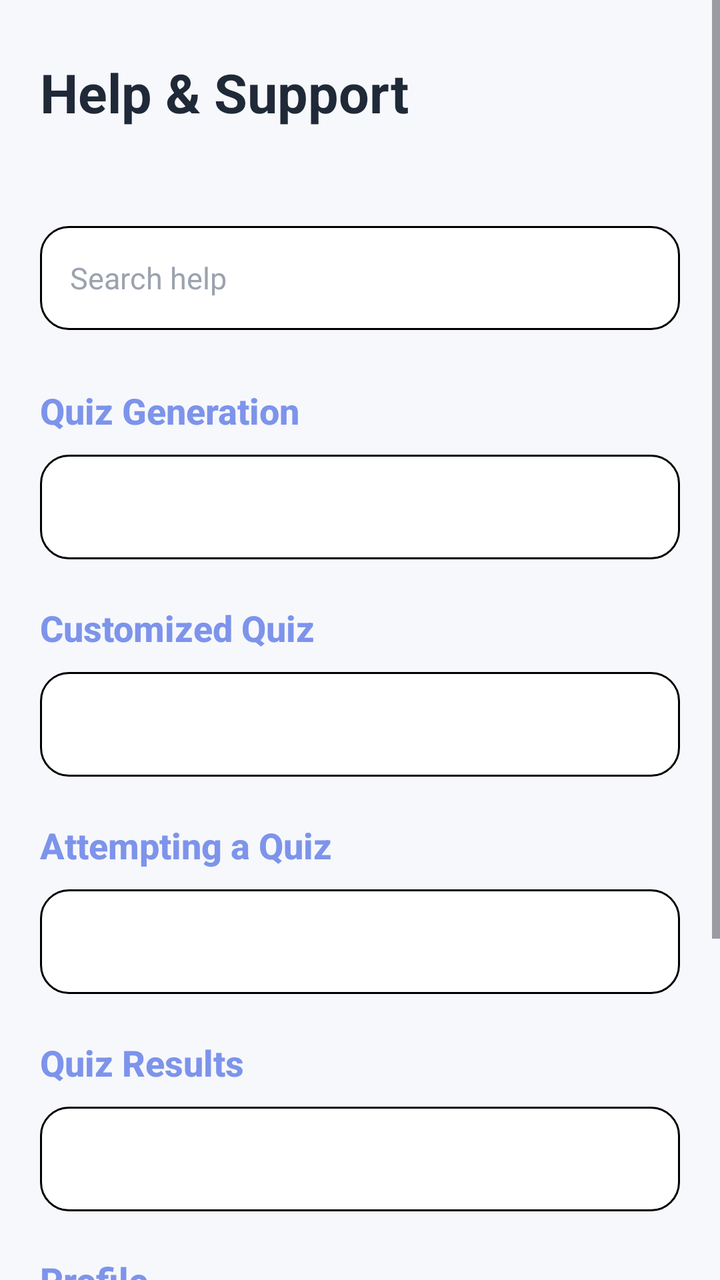
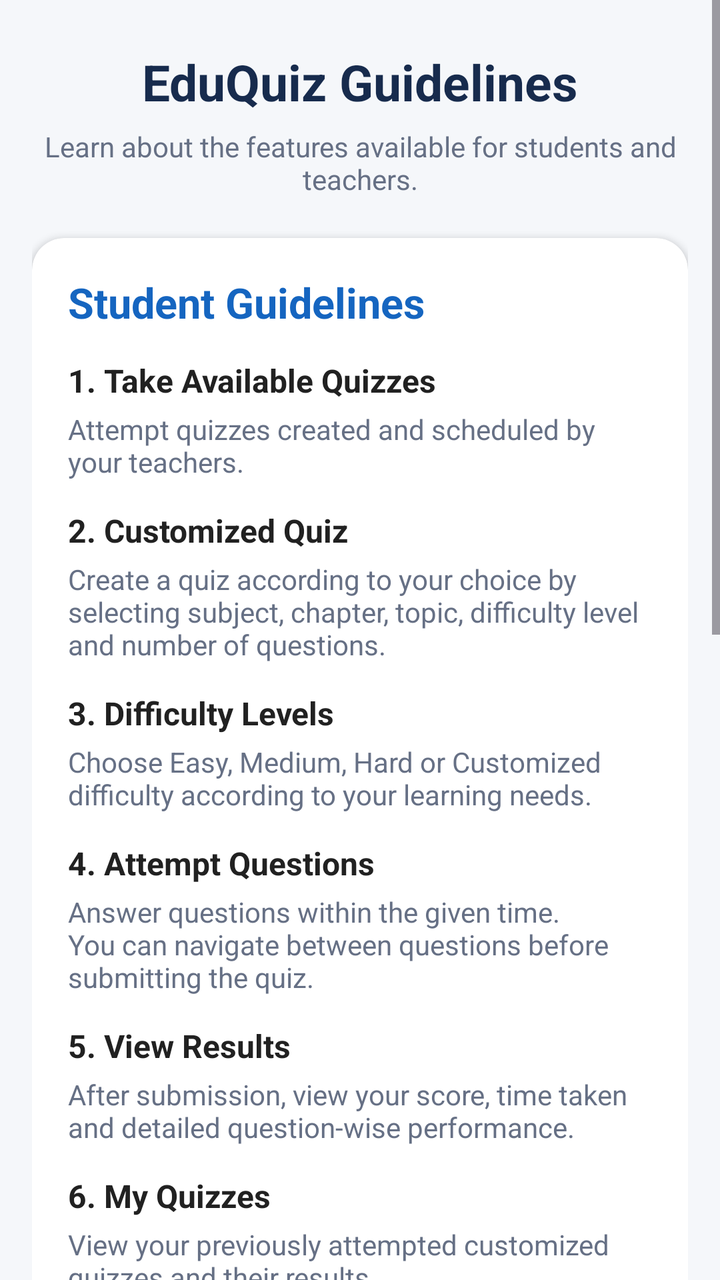

An Android layout rendered at two revisions. The XML below is the earlier revision; the diff shows what the commit changed to produce the second picture.
<!-- AndroidManifest.xml: application theme Theme.EduQuiz -->
<!-- res/layout/fragment_help.xml -->
<?xml version="1.0" encoding="utf-8"?>
<ScrollView
    xmlns:android="http://schemas.android.com/apk/res/android"
    android:layout_width="match_parent"
    android:layout_height="match_parent"
    android:background="#F7F8FC"
    android:fillViewport="true">

    <LinearLayout
        android:layout_width="match_parent"
        android:layout_height="wrap_content"
        android:orientation="vertical"
        android:padding="20dp">

        
        <TextView
            android:id="@+id/tvHelpTitle"
            android:layout_width="match_parent"
            android:layout_height="wrap_content"
            android:text="Help &amp; Support"
            android:textColor="#1F2937"
            android:textSize="27sp"
            android:textStyle="bold"
            android:fontFamily="sans-serif"
            android:layout_marginTop="8dp"
            android:layout_marginBottom="6dp"/>

        <TextView
            android:id="@+id/tvHelpSubtitle"
            android:layout_width="match_parent"
            android:layout_height="wrap_content"
            android:text=""
            android:textColor="#6B7280"
            android:textSize="14sp"
            android:fontFamily="sans-serif"
            android:layout_marginBottom="24dp"/>


        
        <EditText
            android:id="@+id/etHelpSearch"
            android:layout_width="match_parent"
            android:layout_height="52dp"
            android:hint="Search help"
            android:textSize="15sp"
            android:textColor="#1F2937"
            android:textColorHint="#9CA3AF"
            android:singleLine="true"
            android:inputType="text"
            android:paddingStart="15dp"
            android:paddingEnd="15dp"
            android:background="@drawable/edit2"
            android:layout_marginBottom="28dp"/>


        
        <TextView
            android:id="@+id/tvHelpQuizGenerationTitle"
            android:layout_width="match_parent"
            android:layout_height="wrap_content"
            android:text="Quiz Generation"
            android:textColor="@color/blue"
            android:textSize="18sp"
            android:textStyle="bold"
            android:fontFamily="sans-serif-medium"
            android:layout_marginBottom="10dp"/>

        <TextView
            android:id="@+id/tvHelpQuizGeneration"
            android:layout_width="match_parent"
            android:layout_height="wrap_content"
            android:text=""
            android:textColor="#374151"
            android:textSize="15sp"
            android:padding="16dp"
            android:background="@drawable/edit2"
            android:layout_marginBottom="22dp"/>


        
        <TextView
            android:id="@+id/tvHelpCustomizedQuizTitle"
            android:layout_width="match_parent"
            android:layout_height="wrap_content"
            android:text="Customized Quiz"
            android:textColor="@color/blue"
            android:textSize="18sp"
            android:textStyle="bold"
            android:fontFamily="sans-serif-medium"
            android:layout_marginBottom="10dp"/>

        <TextView
            android:id="@+id/tvHelpCustomizedQuiz"
            android:layout_width="match_parent"
            android:layout_height="wrap_content"
            android:text=""
            android:textColor="#374151"
            android:textSize="15sp"
            android:padding="16dp"
            android:background="@drawable/edit2"
            android:layout_marginBottom="22dp"/>


        
        <TextView
            android:id="@+id/tvHelpAttemptQuizTitle"
            android:layout_width="match_parent"
            android:layout_height="wrap_content"
            android:text="Attempting a Quiz"
            android:textColor="@color/blue"
            android:textSize="18sp"
            android:textStyle="bold"
            android:fontFamily="sans-serif-medium"
            android:layout_marginBottom="10dp"/>

        <TextView
            android:id="@+id/tvHelpAttemptQuiz"
            android:layout_width="match_parent"
            android:layout_height="wrap_content"
            android:text=""
            android:textColor="#374151"
            android:textSize="15sp"
            android:padding="16dp"
            android:background="@drawable/edit2"
            android:layout_marginBottom="22dp"/>


        
        <TextView
            android:id="@+id/tvHelpQuizResultsTitle"
            android:layout_width="match_parent"
            android:layout_height="wrap_content"
            android:text="Quiz Results"
            android:textColor="@color/blue"
            android:textSize="18sp"
            android:textStyle="bold"
            android:fontFamily="sans-serif-medium"
            android:layout_marginBottom="10dp"/>

        <TextView
            android:id="@+id/tvHelpQuizResults"
            android:layout_width="match_parent"
            android:layout_height="wrap_content"
            android:text=""
            android:textColor="#374151"
            android:textSize="15sp"
            android:padding="16dp"
            android:background="@drawable/edit2"
            android:layout_marginBottom="22dp"/>


        
        <TextView
            android:id="@+id/tvHelpProfileTitle"
            android:layout_width="match_parent"
            android:layout_height="wrap_content"
            android:text="Profile"
            android:textColor="@color/blue"
            android:textSize="18sp"
            android:textStyle="bold"
            android:fontFamily="sans-serif-medium"
            android:layout_marginBottom="10dp"/>

        <TextView
            android:id="@+id/tvHelpProfile"
            android:layout_width="match_parent"
            android:layout_height="wrap_content"
            android:text=""
            android:textColor="#374151"
            android:textSize="15sp"
            android:padding="16dp"
            android:background="@drawable/edit2"
            android:layout_marginBottom="22dp"/>


        
        <TextView
            android:id="@+id/tvHelpSupportTitle"
            android:layout_width="match_parent"
            android:layout_height="wrap_content"
            android:text="Support"
            android:textColor="@color/blue"
            android:textSize="18sp"
            android:textStyle="bold"
            android:fontFamily="sans-serif-medium"
            android:layout_marginBottom="10dp"/>

        <TextView
            android:id="@+id/tvHelpSupport"
            android:layout_width="match_parent"
            android:layout_height="wrap_content"
            android:text=""
            android:textColor="#374151"
            android:textSize="15sp"
            android:padding="16dp"
            android:background="@drawable/edit2"
            android:layout_marginBottom="30dp"/>

    </LinearLayout>

</ScrollView>
<!-- resources referenced by this layout -->
<resources>
  <color name="blue">#7D94EB</color>
  <!-- drawable edit2 (drawable) -->
  <?xml version="1.0" encoding="utf-8"?>
  <shape xmlns:android="http://schemas.android.com/apk/res/android">
      <corners android:radius="14dp"/>
      <stroke android:color="@color/black" android:width="0.9dp"/>
      <solid android:color="@color/white"/>
      <size android:height="10dp"/>
  </shape>
  <style name="Theme.EduQuiz" parent="Base.Theme.EduQuiz" />
  <color name="black">#FF000000</color>
  <color name="white">#FFFFFFFF</color>
  <style name="Base.Theme.EduQuiz" parent="Theme.Material3.DayNight.NoActionBar">
          
          
      </style>
</resources>

<!-- the commit's change to res/layout/fragment_help.xml (unified diff, before → after) -->
@@ -1,200 +1,325 @@
 <?xml version="1.0" encoding="utf-8"?>
-<ScrollView
-    xmlns:android="http://schemas.android.com/apk/res/android"
+<ScrollView xmlns:android="http://schemas.android.com/apk/res/android"
+    xmlns:app="http://schemas.android.com/apk/res-auto"
     android:layout_width="match_parent"
     android:layout_height="match_parent"
-    android:background="#F7F8FC"
-    android:fillViewport="true">
+    android:fillViewport="true"
+    android:background="#F5F7FA">
 
     <LinearLayout
         android:layout_width="match_parent"
         android:layout_height="wrap_content"
         android:orientation="vertical"
-        android:padding="20dp">
+        android:padding="16dp">
 
         
+
         <TextView
-            android:id="@+id/tvHelpTitle"
-            android:layout_width="match_parent"
-            android:layout_height="wrap_content"
-            android:text="Help &amp; Support"
-            android:textColor="#1F2937"
-            android:textSize="27sp"
+            android:layout_width="match_parent"
+            android:layout_height="wrap_content"
+            android:text="EduQuiz Guidelines"
+            android:textAlignment="center"
+            android:textColor="#172B4D"
+            android:textSize="25sp"
             android:textStyle="bold"
-            android:fontFamily="sans-serif"
-            android:layout_marginTop="8dp"
-            android:layout_marginBottom="6dp"/>
+            android:layout_marginTop="8dp" />
 
         <TextView
-            android:id="@+id/tvHelpSubtitle"
-            android:layout_width="match_parent"
-            android:layout_height="wrap_content"
-            android:text=""
-            android:textColor="#6B7280"
+            android:layout_width="match_parent"
+            android:layout_height="wrap_content"
+            android:text="Learn about the features available for students and teachers."
+            android:textAlignment="center"
+            android:textColor="#667085"
             android:textSize="14sp"
-            android:fontFamily="sans-serif"
-            android:layout_marginBottom="24dp"/>
+            android:layout_marginTop="6dp"
+            android:layout_marginBottom="20dp" />
 
 
         
-        <EditText
-            android:id="@+id/etHelpSearch"
-            android:layout_width="match_parent"
-            android:layout_height="52dp"
-            android:hint="Search help"
-            android:textSize="15sp"
-            android:textColor="#1F2937"
-            android:textColorHint="#9CA3AF"
-            android:singleLine="true"
-            android:inputType="text"
-            android:paddingStart="15dp"
-            android:paddingEnd="15dp"
-            android:background="@drawable/edit2"
-            android:layout_marginBottom="28dp"/>
+
+        <androidx.cardview.widget.CardView
+            android:layout_width="match_parent"
+            android:layout_height="wrap_content"
+            app:cardCornerRadius="16dp"
+            app:cardElevation="2dp"
+            app:cardBackgroundColor="#FFFFFF"
+            android:layout_marginBottom="18dp">
+
+            <LinearLayout
+                android:layout_width="match_parent"
+                android:layout_height="wrap_content"
+                android:orientation="vertical"
+                android:padding="18dp">
+
+                <TextView
+                    android:layout_width="match_parent"
+                    android:layout_height="wrap_content"
+                    android:text="Student Guidelines"
+                    android:textColor="#1565C0"
+                    android:textSize="21sp"
+                    android:textStyle="bold"
+                    android:layout_marginBottom="14dp" />
+
+
+                <TextView
+                    android:layout_width="match_parent"
+                    android:layout_height="wrap_content"
+                    android:text="1. Take Available Quizzes"
+                    android:textColor="#212121"
+                    android:textSize="16sp"
+                    android:textStyle="bold" />
+
+                <TextView
+                    android:layout_width="match_parent"
+                    android:layout_height="wrap_content"
+                    android:text="Attempt quizzes created and scheduled by your teachers."
+                    android:textColor="#667085"
+                    android:textSize="14sp"
+                    android:layout_marginTop="4dp"
+                    android:layout_marginBottom="14dp" />
+
+
+                <TextView
+                    android:layout_width="match_parent"
+                    android:layout_height="wrap_content"
+                    android:text="2. Customized Quiz"
+                    android:textColor="#212121"
+                    android:textSize="16sp"
+                    android:textStyle="bold" />
+
+                <TextView
+                    android:layout_width="match_parent"
+                    android:layout_height="wrap_content"
+                    android:text="Create a quiz according to your choice by selecting subject, chapter, topic, difficulty level and number of questions."
+                    android:textColor="#667085"
+                    android:textSize="14sp"
+                    android:layout_marginTop="4dp"
+                    android:layout_marginBottom="14dp" />
+
+
+                <TextView
+                    android:layout_width="match_parent"
+                    android:layout_height="wrap_content"
+                    android:text="3. Difficulty Levels"
+                    android:textColor="#212121"
+                    android:textSize="16sp"
+                    android:textStyle="bold" />
+
+                <TextView
+                    android:layout_width="match_parent"
+                    android:layout_height="wrap_content"
+                    android:text="Choose Easy, Medium, Hard or Customized difficulty according to your learning needs."
+                    android:textColor="#667085"
+                    android:textSize="14sp"
+                    android:layout_marginTop="4dp"
+                    android:layout_marginBottom="14dp" />
+
+
+                <TextView
+                    android:layout_width="match_parent"
+                    android:layout_height="wrap_content"
+                    android:text="4. Attempt Questions"
+                    android:textColor="#212121"
+                    android:textSize="16sp"
+                    android:textStyle="bold" />
+
+                <TextView
+                    android:layout_width="match_parent"
+                    android:layout_height="wrap_content"
+                    android:text="Answer questions within the given time. You can navigate between questions before submitting the quiz."
+                    android:textColor="#667085"
+                    android:textSize="14sp"
+                    android:layout_marginTop="4dp"
+                    android:layout_marginBottom="14dp" />
+
+
+                <TextView
+                    android:layout_width="match_parent"
+                    android:layout_height="wrap_content"
+                    android:text="5. View Results"
+                    android:textColor="#212121"
+                    android:textSize="16sp"
+                    android:textStyle="bold" />
+
+                <TextView
+                    android:layout_width="match_parent"
+                    android:layout_height="wrap_content"
+                    android:text="After submission, view your score, time taken and detailed question-wise performance."
+                    android:textColor="#667085"
+                    android:textSize="14sp"
+                    android:layout_marginTop="4dp"
+                    android:layout_marginBottom="14dp" />
+
+
+                <TextView
+                    android:layout_width="match_parent"
+                    android:layout_height="wrap_content"
+                    android:text="6. My Quizzes"
+                    android:textColor="#212121"
+                    android:textSize="16sp"
+                    android:textStyle="bold" />
+
+                <TextView
+                    android:layout_width="match_parent"
+                    android:layout_height="wrap_content"
+                    android:text="View your previously attempted customized quizzes and their results."
+                    android:textColor="#667085"
+                    android:textSize="14sp"
+                    android:layout_marginTop="4dp" />
+
+            </LinearLayout>
+
+        </androidx.cardview.widget.CardView>
 
 
         
+
+        <androidx.cardview.widget.CardView
+            android:layout_width="match_parent"
+            android:layout_height="wrap_content"
+            app:cardCornerRadius="16dp"
+            app:cardElevation="2dp"
+            app:cardBackgroundColor="#FFFFFF"
+            android:layout_marginBottom="18dp">
+
+            <LinearLayout
+                android:layout_width="match_parent"
+                android:layout_height="wrap_content"
+                android:orientation="vertical"
+                android:padding="18dp">
+
+                <TextView
+                    android:layout_width="match_parent"
+                    android:layout_height="wrap_content"
+                    android:text="Teacher Guidelines"
+                    android:textColor="#2E7D32"
+                    android:textSize="21sp"
+                    android:textStyle="bold"
+                    android:layout_marginBottom="14dp" />
+
+
+                <TextView
+                    android:layout_width="match_parent"
+                    android:layout_height="wrap_content"
+                    android:text="1. Manage Question Bank"
+                    android:textColor="#212121"
+                    android:textSize="16sp"
+                    android:textStyle="bold" />
+
+                <TextView
+                    android:layout_width="match_parent"
+                    android:layout_height="wrap_content"
+                    android:text="Create and manage questions by class, subject, chapter, topic and difficulty level."
+                    android:textColor="#667085"
+                    android:textSize="14sp"
+                    android:layout_marginTop="4dp"
+                    android:layout_marginBottom="14dp" />
+
+
+                <TextView
+                    android:layout_width="match_parent"
+                    android:layout_height="wrap_content"
+                    android:text="2. Create Quiz"
+                    android:textColor="#212121"
+                    android:textSize="16sp"
+                    android:textStyle="bold" />
+
+                <TextView
+                    android:layout_width="match_parent"
+                    android:layout_height="wrap_content"
+                    android:text="Create quizzes by providing quiz title, subject, number of questions, schedule and duration."
+                    android:textColor="#667085"
+                    android:textSize="14sp"
+                    android:layout_marginTop="4dp"
+                    android:layout_marginBottom="14dp" />
+
+
+                <TextView
+                    android:layout_width="match_parent"
+                    android:layout_height="wrap_content"
+                    android:text="3. Schedule Quizzes"
+                    android:textColor="#212121"
+                    android:textSize="16sp"
+                    android:textStyle="bold" />
+
+                <TextView
+                    android:layout_width="match_parent"
+                    android:layout_height="wrap_content"
+                    android:text="Set the date and time during which students can attempt the quiz."
+                    android:textColor="#667085"
+                    android:textSize="14sp"
+                    android:layout_marginTop="4dp"
+                    android:layout_marginBottom="14dp" />
+
+
+                <TextView
+                    android:layout_width="match_parent"
+                    android:layout_height="wrap_content"
+                    android:text="4. Manage Students"
+                    android:textColor="#212121"
+                    android:textSize="16sp"
+                    android:textStyle="bold" />
+
+                <TextView
+                    android:layout_width="match_parent"
+                    android:layout_height="wrap_content"
+                    android:text="Manage students associated with your classes and access their academic information."
+                    android:textColor="#667085"
+                    android:textSize="14sp"
+                    android:layout_marginTop="4dp"
+                    android:layout_marginBottom="14dp" />
+
+
+                <TextView
+                    android:layout_width="match_parent"
+                    android:layout_height="wrap_content"
+                    android:text="5. View Quiz Results"
+                    android:textColor="#212121"
+                    android:textSize="16sp"
+                    android:textStyle="bold" />
+
+                <TextView
+                    android:layout_width="match_parent"
+                    android:layout_height="wrap_content"
+                    android:text="View students' quiz attempts, scores and performance."
+                    android:textColor="#667085"
+                    android:textSize="14sp"
+                    android:layout_marginTop="4dp"
+                    android:layout_marginBottom="14dp" />
+
+
+                <TextView
+                    android:layout_width="match_parent"
+                    android:layout_height="wrap_content"
+                    android:text="6. Student Performance Analysis"
+                    android:textColor="#212121"
+                    android:textSize="16sp"
+                    android:textStyle="bold" />
+
+                <TextView
+                    android:layout_width="match_parent"
+                    android:layout_height="wrap_content"
+                    android:text="Analyze student performance based on subjects, chapters, topics and question difficulty."
+                    android:textColor="#667085"
+                    android:textSize="14sp"
+                    android:layout_marginTop="4dp" />
+
+            </LinearLayout>
+
+        </androidx.cardview.widget.CardView>
+
+
+        
+
         <TextView
-            android:id="@+id/tvHelpQuizGenerationTitle"
-            android:layout_width="match_parent"
-            android:layout_height="wrap_content"
-            android:text="Quiz Generation"
-            android:textColor="@color/blue"
-            android:textSize="18sp"
-            android:textStyle="bold"
-            android:fontFamily="sans-serif-medium"
-            android:layout_marginBottom="10dp"/>
-
-        <TextView
-            android:id="@+id/tvHelpQuizGeneration"
-            android:layout_width="match_parent"
-            android:layout_height="wrap_content"
-            android:text=""
-            android:textColor="#374151"
-            android:textSize="15sp"
-            android:padding="16dp"
-            android:background="@drawable/edit2"
-            android:layout_marginBottom="22dp"/>
-
-
-        
-        <TextView
-            android:id="@+id/tvHelpCustomizedQuizTitle"
-            android:layout_width="match_parent"
-            android:layout_height="wrap_content"
-            android:text="Customized Quiz"
-            android:textColor="@color/blue"
-            android:textSize="18sp"
-            android:textStyle="bold"
-            android:fontFamily="sans-serif-medium"
-            android:layout_marginBottom="10dp"/>
-
-        <TextView
-            android:id="@+id/tvHelpCustomizedQuiz"
-            android:layout_width="match_parent"
-            android:layout_height="wrap_content"
-            android:text=""
-            android:textColor="#374151"
-            android:textSize="15sp"
-            android:padding="16dp"
-            android:background="@drawable/edit2"
-            android:layout_marginBottom="22dp"/>
-
-
-        
-        <TextView
-            android:id="@+id/tvHelpAttemptQuizTitle"
-            android:layout_width="match_parent"
-            android:layout_height="wrap_content"
-            android:text="Attempting a Quiz"
-            android:textColor="@color/blue"
-            android:textSize="18sp"
-            android:textStyle="bold"
-            android:fontFamily="sans-serif-medium"
-            android:layout_marginBottom="10dp"/>
-
-        <TextView
-            android:id="@+id/tvHelpAttemptQuiz"
-            android:layout_width="match_parent"
-            android:layout_height="wrap_content"
-            android:text=""
-            android:textColor="#374151"
-            android:textSize="15sp"
-            android:padding="16dp"
-            android:background="@drawable/edit2"
-            android:layout_marginBottom="22dp"/>
-
-
-        
-        <TextView
-            android:id="@+id/tvHelpQuizResultsTitle"
-            android:layout_width="match_parent"
-            android:layout_height="wrap_content"
-            android:text="Quiz Results"
-            android:textColor="@color/blue"
-            android:textSize="18sp"
-            android:textStyle="bold"
-            android:fontFamily="sans-serif-medium"
-            android:layout_marginBottom="10dp"/>
-
-        <TextView
-            android:id="@+id/tvHelpQuizResults"
-            android:layout_width="match_parent"
-            android:layout_height="wrap_content"
-            android:text=""
-            android:textColor="#374151"
-            android:textSize="15sp"
-            android:padding="16dp"
-            android:background="@drawable/edit2"
-            android:layout_marginBottom="22dp"/>
-
-
-        
-        <TextView
-            android:id="@+id/tvHelpProfileTitle"
-            android:layout_width="match_parent"
-            android:layout_height="wrap_content"
-            android:text="Profile"
-            android:textColor="@color/blue"
-            android:textSize="18sp"
-            android:textStyle="bold"
-            android:fontFamily="sans-serif-medium"
-            android:layout_marginBottom="10dp"/>
-
-        <TextView
-            android:id="@+id/tvHelpProfile"
-            android:layout_width="match_parent"
-            android:layout_height="wrap_content"
-            android:text=""
-            android:textColor="#374151"
-            android:textSize="15sp"
-            android:padding="16dp"
-            android:background="@drawable/edit2"
-            android:layout_marginBottom="22dp"/>
-
-
-        
-        <TextView
-            android:id="@+id/tvHelpSupportTitle"
-            android:layout_width="match_parent"
-            android:layout_height="wrap_content"
-            android:text="Support"
-            android:textColor="@color/blue"
-            android:textSize="18sp"
-            android:textStyle="bold"
-            android:fontFamily="sans-serif-medium"
-            android:layout_marginBottom="10dp"/>
-
-        <TextView
-            android:id="@+id/tvHelpSupport"
-            android:layout_width="match_parent"
-            android:layout_height="wrap_content"
-            android:text=""
-            android:textColor="#374151"
-            android:textSize="15sp"
-            android:padding="16dp"
-            android:background="@drawable/edit2"
-            android:layout_marginBottom="30dp"/>
+            android:layout_width="match_parent"
+            android:layout_height="wrap_content"
+            android:text="EduQuiz • Learn • Practice • Improve"
+            android:textAlignment="center"
+            android:textColor="#667085"
+            android:textSize="13sp"
+            android:layout_marginTop="4dp"
+            android:layout_marginBottom="20dp" />
 
     </LinearLayout>
 
<!-- resource entries referenced after the edit -->
@@ -1,17 +1,6 @@
 <!-- resources referenced by this layout -->
 <resources>
-  <color name="blue">#7D94EB</color>
-  <!-- drawable edit2 (drawable) -->
-  <?xml version="1.0" encoding="utf-8"?>
-  <shape xmlns:android="http://schemas.android.com/apk/res/android">
-      <corners android:radius="14dp"/>
-      <stroke android:color="@color/black" android:width="0.9dp"/>
-      <solid android:color="@color/white"/>
-      <size android:height="10dp"/>
-  </shape>
   <style name="Theme.EduQuiz" parent="Base.Theme.EduQuiz" />
-  <color name="black">#FF000000</color>
-  <color name="white">#FFFFFFFF</color>
   <style name="Base.Theme.EduQuiz" parent="Theme.Material3.DayNight.NoActionBar">
           
           
